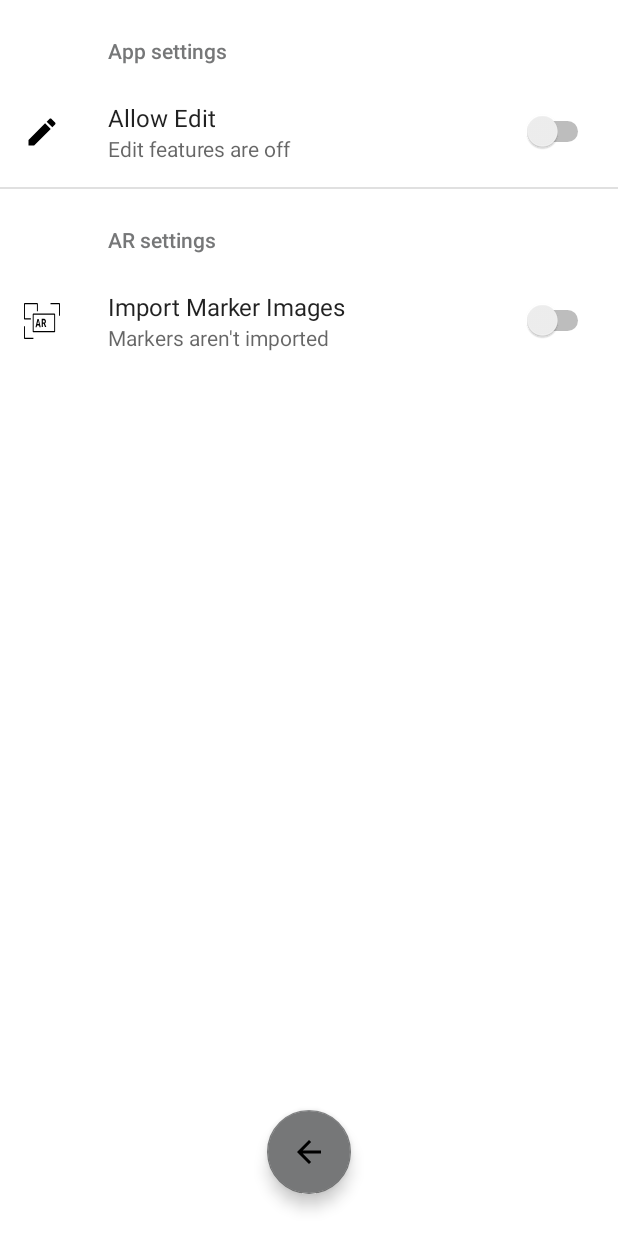
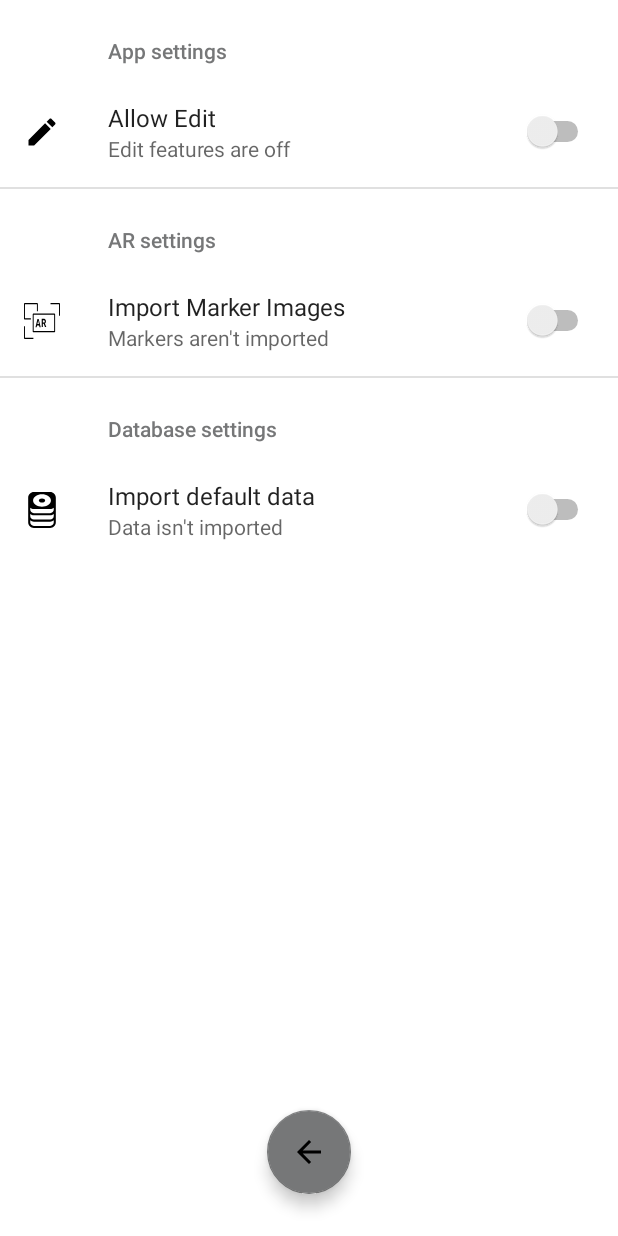
Before and after one commit to michaelvogt/ARAuthor, an Android app: the PreferencesFragment screen opened through its navigation route, on a phone screen of 412 x 824 dp. Run offline under Robolectric (Android 15) with nearby library versions, the phone set to English and light mode, and no system bars; our stand-ins replace Room's generated code, androidx.preference, navigation-ui; libraries missing offline, so code that uses them is left out: com.google.ar.core, org.jetbrains.anko; 14 statements that could not run were skipped.

Commit message:
My location started

```diff
--- a/app/src/main/java/eu/michaelvogt/ar/author/AuthorActivity.kt
+++ b/app/src/main/java/eu/michaelvogt/ar/author/AuthorActivity.kt
@@ -27,6 +27,7 @@ import com.google.ar.core.ArCoreApk
 import eu.michaelvogt.ar.author.data.AppDatabase
 import eu.michaelvogt.ar.author.data.AuthorViewModel
 import eu.michaelvogt.ar.author.utils.AppNavigationListener
+import eu.michaelvogt.ar.author.utils.Preferences
 import eu.michaelvogt.ar.author.utils.handleRequestPermissionsResult
 import kotlinx.android.synthetic.main.activity_author.*
 
@@ -49,7 +50,8 @@ class AuthorActivity : AppCompatActivity() {
 
         val viewModel = ViewModelProviders.of(this).get(AuthorViewModel::class.java)
         val database = AppDatabase.getDatabase(applicationContext)
-        AppDatabase.PopulateDbAsync(database!!) { viewModel.locationLoadTrigger.setValue(0) }.execute()
+        val importDatabase = Preferences.getPreference(this, R.string.import_default_database_pref, false)
+        AppDatabase.PopulateDbAsync(database!!, importDatabase) { viewModel.locationLoadTrigger.setValue(0) }.execute()
 
         navController = Navigation.findNavController(this, R.id.nav_host_fragment)
         navController.addOnDestinationChangedListener(AppNavigationListener(this, null))
--- a/app/src/main/java/eu/michaelvogt/ar/author/data/LocationDao.kt
+++ b/app/src/main/java/eu/michaelvogt/ar/author/data/LocationDao.kt
@@ -39,5 +39,5 @@ interface LocationDao : BaseDao<Location> {
     fun deleteAll()
 
     @Query("Select * from locations where name like :name")
-    fun findLocationByName(name: String): Location
+    fun findLocationByName(name: String): Location?
 }
--- a/app/src/main/java/eu/michaelvogt/ar/author/fragments/WebViewFragment.kt
+++ b/app/src/main/java/eu/michaelvogt/ar/author/fragments/WebViewFragment.kt
@@ -80,7 +80,10 @@ class WebViewFragment : AppFragment(), View.OnClickListener {
         val locationId = viewModel.currentLocationId
         viewModel.getLocation(locationId)
                 .thenAccept {
-                    val path = FileUtils.getFullPuplicFolderLocalUrl(it.introHtmlPath)
+                    var path = it.introHtmlPath
+                    if (!it.introHtmlPath!!.startsWith("file:///android_asset/")) {
+                        path = FileUtils.getFullPuplicFolderLocalUrl(it.introHtmlPath)
+                    }
                     activity!!.runOnUiThread { content_info.loadUrl(path) }
                 }
                 .exceptionally { throwable ->
--- a/app/src/main/java/eu/michaelvogt/ar/author/utils/ViewConverters.kt
+++ b/app/src/main/java/eu/michaelvogt/ar/author/utils/ViewConverters.kt
@@ -59,6 +59,9 @@ fun booleanFromString(value: String): Boolean {
 fun setImage(view: ImageView, url: String, placeholder: Drawable) {
     if (url.isEmpty()) {
         view.setImageDrawable(placeholder)
+    } else if (url.startsWith("android_asset/")) {
+        val asset = view.resources.assets.open(url.removePrefix("android_asset/"))
+        view.setImageDrawable(Drawable.createFromStream(asset, null))
     } else {
         val bitmap: Bitmap
         try {
--- /dev/null
+++ b/app/src/main/res/drawable/ic_big_database.xml
@@ -0,0 +1,12 @@
+<vector xmlns:android="http://schemas.android.com/apk/res/android"
+    android:width="24dp"
+    android:height="24dp"
+    android:viewportWidth="350"
+    android:viewportHeight="350">
+    <path
+        android:fillColor="#FF000000"
+        android:pathData="M253.979,0H96.021c-30.542,0 -55.39,24.848 -55.39,55.39v53.938v0.157v61.477v0.163v61.633c0,0.019 0.002,0.037 0.002,0.055h-0.002v61.797c0,30.542 24.848,55.39 55.39,55.39h157.957c30.542,0 55.39,-24.848 55.39,-55.39v-61.797h-0.001c0,-0.019 0.001,-0.037 0.001,-0.055v-61.633v-0.163v-61.477v-0.157V55.39C309.369,24.848 284.521,0 253.979,0zM115.24,38.752C131.35,28.264 152.573,22.487 175,22.487s43.65,5.776 59.76,16.265c17.436,11.352 27.038,26.884 27.038,43.735s-9.602,32.384 -27.038,43.735c-16.109,10.488 -37.333,16.265 -59.76,16.265s-43.65,-5.776 -59.76,-16.265c-17.436,-11.352 -27.038,-26.884 -27.038,-43.735S97.805,50.104 115.24,38.752zM289.369,294.61c0,19.514 -15.876,35.39 -35.39,35.39H96.021c-19.514,0 -35.39,-15.875 -35.39,-35.39v-19.218c9.604,7.996 21.945,12.811 35.39,12.811h157.957c13.444,0 25.786,-4.815 35.39,-12.811V294.61zM289.369,232.758c0,19.514 -15.876,35.39 -35.39,35.39H96.021c-19.514,0 -35.39,-15.876 -35.39,-35.39v-19.061c9.604,7.998 21.943,12.818 35.39,12.818h157.957c13.446,0 25.786,-4.82 35.39,-12.818V232.758zM289.369,170.962c0,19.514 -15.876,35.39 -35.39,35.39H96.021c-19.514,0 -35.39,-15.876 -35.39,-35.39v-18.905c9.604,7.998 21.943,12.817 35.39,12.817h157.957c13.446,0 25.786,-4.82 35.39,-12.817V170.962z" />
+    <path
+        android:fillColor="#FF000000"
+        android:pathData="M175,62.487c-16.939,0 -30.719,8.972 -30.719,20s13.781,20 30.719,20s30.719,-8.972 30.719,-20S191.939,62.487 175,62.487z" />
+</vector>
--- a/app/src/main/res/values/strings.xml
+++ b/app/src/main/res/values/strings.xml
@@ -209,6 +209,7 @@
 
     <string name="allow_edit_pref">allow_edit</string>
     <string name="import_marker_images_pref">import_marker_images</string>
+    <string name="import_default_database_pref">import_default_database</string>
 
     <!-- TODO: Remove or change this placeholder text -->
     <string name="hello_blank_fragment">Hello blank fragment</string>
--- a/app/src/main/res/xml/preference.xml
+++ b/app/src/main/res/xml/preference.xml
@@ -51,4 +51,19 @@
             android:title="Import Marker Images" />
     </PreferenceCategory>
 
+    <PreferenceCategory
+        android:key="db_settings"
+        android:title="Database settings">
+
+        <SwitchPreference
+            android:defaultValue="false"
+            android:icon="@drawable/ic_big_database"
+            android:key="@string/import_default_database_pref"
+            android:persistent="true"
+            android:summary="Populate the database with default data"
+            android:summaryOff="Data isn't imported"
+            android:summaryOn="Data is imported"
+            android:title="Import default data" />
+    </PreferenceCategory>
+
 </androidx.preference.PreferenceScreen>
```
Also changed, not shown: app/src/main/java/eu/michaelvogt/ar/author/data/AppDatabase.kt (+10 -7 lines), app/src/main/java/eu/michaelvogt/ar/author/data/Location.kt (+14 -3 lines), app/src/main/java/eu/michaelvogt/ar/author/data/utils/DatabaseInitializer.kt (+9 -2 lines), app/src/main/assets/location/mylocationthumb.jpg (added), 2 other files.
